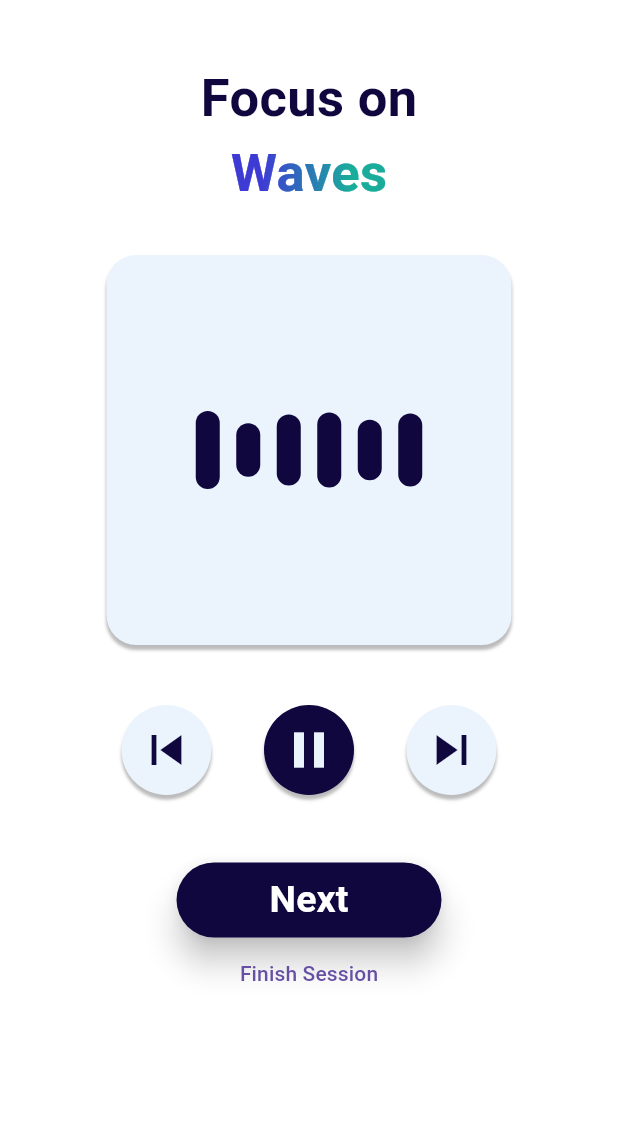
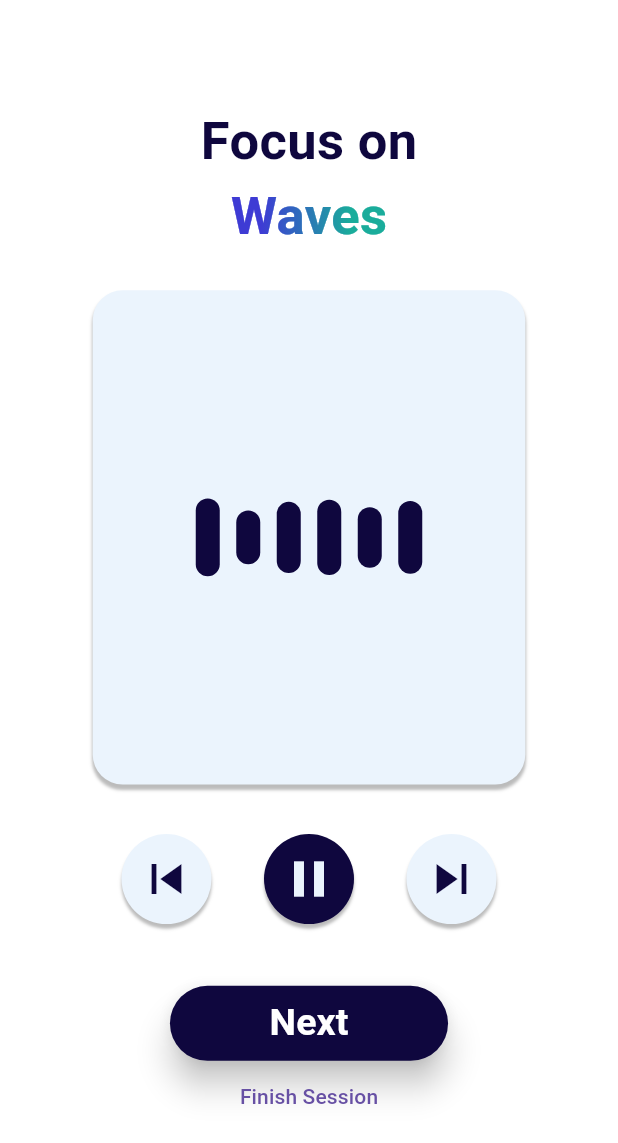
Before and after one commit to FatoomRe/Calm-Attack, a Flutter app: the AudioScreen screen opened directly, on a phone screen of 412 x 824 dp. Shown: the top 1143 px of the screen. Run offline on Flutter 3.47's test engine with Material 3 defaults, Android fonts, the phone set to English and light mode, and no system bars; our stand-ins replace audioplayers, rive, vibration.

Commit message:
improved the code to make the design responsive

```diff
--- a/lib/Pages/audio_screen.dart
+++ b/lib/Pages/audio_screen.dart
@@ -1,34 +1,22 @@
+import 'package:audioplayers/audioplayers.dart';
 import 'package:calmattack/Animations/audio_spectrum_lines.dart';
 import 'package:calmattack/Buttons/audio_player_butoons.dart';
 import 'package:calmattack/Pages/finish_screen.dart';
 import 'package:calmattack/Pages/vibration_screen.dart';
 import 'package:flutter/material.dart';
-import 'package:audioplayers/audioplayers.dart';
 
 class AudioScreen extends StatefulWidget {
   const AudioScreen({super.key});
 
   @override
-  State<AudioScreen> createState() => _AudioScreenState();
+  _AudioScreenState createState() => _AudioScreenState();
 }
 
 class _AudioScreenState extends State<AudioScreen> {
   int currentSoundIndex = 0;
-
-  List<String> soundTexts = [
-    'Waves',
-    'Rain',
-    'Birds',
-    'Fire',
-    'Forest',
-    'Wind',
-  ];
-
-  final player = AudioPlayer();
-
-  AudioPlayer audioCache = AudioPlayer();
-
-  List<String> sounds = [
+  final AudioPlayer player = AudioPlayer();
+  final List<String> soundTexts = ['Waves', 'Rain', 'Birds', 'Fire', 'Forest', 'Wind'];
+  final List<String> sounds = [
     'assets/music-1.mp3',
     'assets/music-2.mp3',
     'assets/music-3.mp3',
@@ -37,12 +25,8 @@ class _AudioScreenState extends State<AudioScreen> {
     'assets/music-6.mp3',
   ];
 
-  int currentIndex = 0;
-
   @override
   Widget build(BuildContext context) {
-    //=========================================================== wave color
-
     final Shader linearGradient = const LinearGradient(
       colors: <Color>[Color(0xff3E3BD4), Color(0xff1AAC9B)],
       stops: [0.1, 0.40],
@@ -50,12 +34,17 @@ class _AudioScreenState extends State<AudioScreen> {
       end: Alignment.centerRight,
     ).createShader(const Rect.fromLTWH(0.0, 0.0, 200.0, 70.0));
 
+    final double screenHeight = MediaQuery.of(context).size.height;
+    final double screenWidth = MediaQuery.of(context).size.width;
+
     return Scaffold(
       backgroundColor: Colors.white,
       body: Center(
+        child: Padding(
+          padding: EdgeInsets.symmetric(horizontal: screenWidth * 0.1),
           child: Column(
+            mainAxisAlignment: MainAxisAlignment.center,
             children: [
-            const SizedBox(height: 40),
               const Text(
                 'Focus on',
                 style: TextStyle(
@@ -64,7 +53,6 @@ class _AudioScreenState extends State<AudioScreen> {
                   fontWeight: FontWeight.bold,
                 ),
               ),
-            //--------------------------------------------------------------------
               ShaderMask(
                 shaderCallback: (bounds) => linearGradient,
                 child: Text(
@@ -76,13 +64,10 @@ class _AudioScreenState extends State<AudioScreen> {
                   ),
                 ),
               ),
-            const SizedBox(
-              height: 30,
-            ),
-            //-----------------------------the Audio Spectrum container-----------
+              SizedBox(height: screenHeight * 0.03),
               Container(
-              width: 270,
-              height: 260,
+                width: screenWidth * 0.7,
+                height: screenHeight * 0.4,
                 decoration: BoxDecoration(
                   color: const Color(0xffEBF4FD),
                   borderRadius: BorderRadius.circular(20),
@@ -95,64 +80,54 @@ class _AudioScreenState extends State<AudioScreen> {
                     ),
                   ],
                 ),
-              child: const Center(
-                child: AudioSpectrumLines(),
-                // width: 200,
-                // height: 200,),
+                child: const Center(child: AudioSpectrumLines()),
               ),
-            ),
-            const SizedBox(
-              height: 40,
-            ),
-
+              SizedBox(height: screenHeight * 0.04),
               AudioPlayerButtons(
                 onSoundIndexChanged: (index) {
                   setState(() {
                     currentSoundIndex = index;
                   });
                 },
-            ), //<------------- (The AudioPlayer Buttons ) ------
-
-            const SizedBox(
-              height: 45,
               ),
-            // ignore: sized_box_for_whitespace
+              SizedBox(height: screenHeight * 0.05),
               Container(
                 height: 50,
+                width: MediaQuery.of(context).size.width * 0.45,
                 child: ElevatedButton(
                   onPressed: () async {
-                  // this code not doing anything i shoud find a way to stop the sound
                     await player.stop();
-                  // maybe i will try to use the audioCache to stop the sound
-                  // or i will make the pause button to stop the sound
-                  // ignore: use_build_context_synchronously
+                    if (!mounted) return;
                     Navigator.push(
                       context,
-                      MaterialPageRoute(
-                          builder: (context) => const VibrationScreen()));
+                      MaterialPageRoute(builder: (context) => const VibrationScreen()),
+                    );
                   },
                   style: ElevatedButton.styleFrom(
-                  // ignore: deprecated_member_use
                     backgroundColor: const Color(0xff0F073E),
                     elevation: 9,
                   ),
-                child: const Text('      Next      ',
+                  child: const Text(
+              'Next',
               style: TextStyle(
                 color: Colors.white,
                 fontSize: 25,
                 fontWeight: FontWeight.bold,
-                    )),
+              ),
+            ),
                 ),
               ),
               TextButton(
                 onPressed: () {
                   Navigator.push(
                     context,
-                      MaterialPageRoute(
-                          builder: (context) => const FinishScreen()));
+                    MaterialPageRoute(builder: (context) => const FinishScreen()),
+                  );
                 },
-                child: const Text('Finish Session')),
+                child: const Text('Finish Session'),
+              ),
             ],
+          ),
         ),
       ),
     );
--- a/lib/Pages/breathing_screen.dart
+++ b/lib/Pages/breathing_screen.dart
@@ -154,6 +154,7 @@ class NavigationButtons extends StatelessWidget {
             },
             style: ElevatedButton.styleFrom(
               backgroundColor: const Color(0xff0F073E),
+              elevation: 9,
             ),
             child: const Text(
               'Next',
--- a/lib/Pages/start_screen.dart
+++ b/lib/Pages/start_screen.dart
@@ -56,6 +56,7 @@ class StartScreen extends StatelessWidget {
                   },
                   style: ElevatedButton.styleFrom(
                     backgroundColor: const Color(0xff0F073E),
+                    elevation: 9,
                   ),
                   child: const Text(
                     'Get Started',
```
Lines whose indentation alone changed are shown as unchanged.
